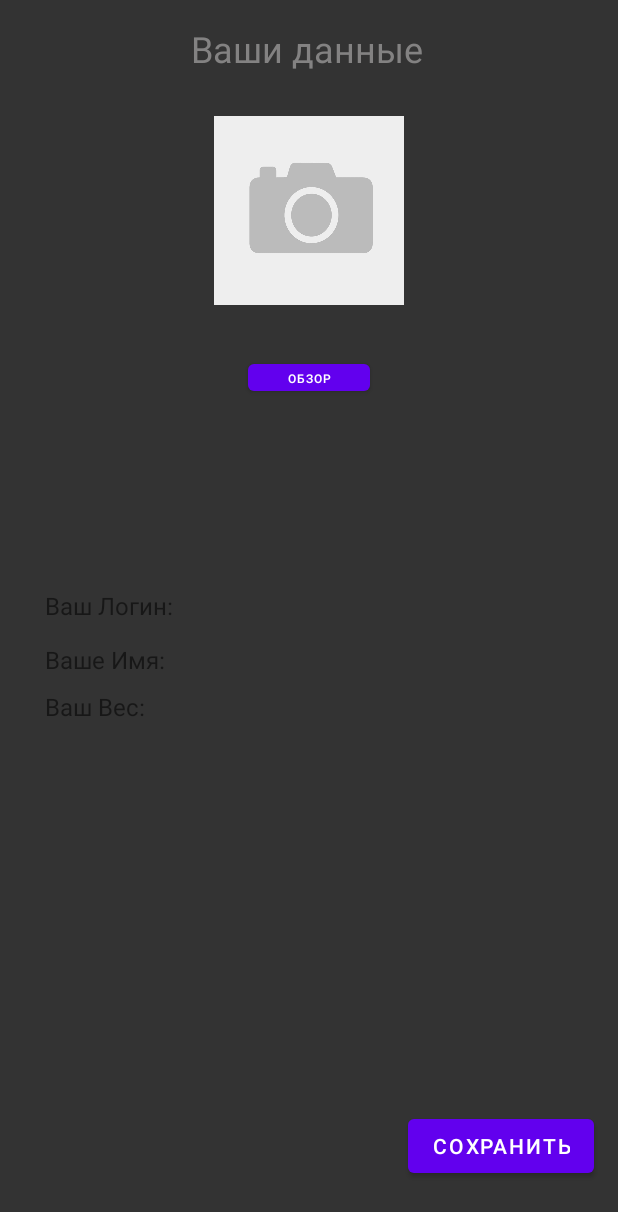
After one commit to SweetD0blE/FitnessApp, an Android app: the Profile screen opened directly, with no data from a screen before it, on a phone screen of 412 x 824 dp. The commit adds this screen. Shown: the top 1212 px of the screen. Run offline under Robolectric (Android 15) with nearby library versions, the phone set to English and light mode, and no system bars; our stand-ins replace Firebase (no records; nobody signed in at launch, a user with empty details on screens opened directly), Picasso.

Commit message:
add profile activity

```diff
--- a/app/build.gradle
+++ b/app/build.gradle
@@ -7,7 +7,7 @@ apply plugin: 'com.google.gms.google-services'
 
 dependencies {
     // Import the Firebase BoM
-    implementation platform('com.google.firebase:firebase-bom:29.2.1')
+    implementation platform('com.google.firebase:firebase-bom:29.3.1')
 
 
     // Add the dependency for the Firebase SDK for Google Analytics
@@ -30,6 +30,7 @@ android {
         targetSdkVersion 30
         versionCode 1
         versionName "1.0"
+        multiDexEnabled true
 
         testInstrumentationRunner "androidx.test.runner.AndroidJUnitRunner"
     }
@@ -52,6 +53,9 @@ dependencies {
     implementation 'com.google.android.material:material:1.4.0'
     implementation 'androidx.constraintlayout:constraintlayout:2.1.1'
     implementation 'com.google.firebase:firebase-auth:20.0.2'
+    implementation 'com.google.firebase:firebase-firestore:24.1.1'
+    implementation 'com.google.firebase:firebase-storage:20.0.1'
+    implementation 'com.squareup.picasso:picasso:2.71828'
     testImplementation 'junit:junit:4.+'
     androidTestImplementation 'androidx.test.ext:junit:1.1.3'
     androidTestImplementation 'androidx.test.espresso:espresso-core:3.4.0'
--- /dev/null
+++ b/app/src/main/java/com/example/fitnesstrener/Profile.java
@@ -0,0 +1,138 @@
+package com.example.fitnesstrener;
+
+import static java.security.AccessController.getContext;
+
+import android.app.Activity;
+import android.content.Intent;
+import android.graphics.Bitmap;
+import android.graphics.BitmapFactory;
+import android.net.Uri;
+import android.os.Bundle;
+import android.provider.MediaStore;
+import android.view.View;
+import android.widget.Button;
+import android.widget.ImageView;
+import android.widget.TextView;
+import android.widget.Toast;
+
+import androidx.annotation.NonNull;
+import androidx.annotation.Nullable;
+import androidx.appcompat.app.AppCompatActivity;
+
+import com.google.android.gms.tasks.OnFailureListener;
+import com.google.android.gms.tasks.OnSuccessListener;
+import com.google.firebase.auth.FirebaseAuth;
+import com.google.firebase.firestore.DocumentChange;
+import com.google.firebase.firestore.DocumentReference;
+import com.google.firebase.firestore.DocumentSnapshot;
+import com.google.firebase.firestore.EventListener;
+import com.google.firebase.firestore.FirebaseFirestore;
+import com.google.firebase.firestore.FirebaseFirestoreException;
+import com.google.firebase.storage.FirebaseStorage;
+import com.google.firebase.storage.StorageReference;
+import com.google.firebase.storage.UploadTask;
+import com.squareup.picasso.Picasso;
+
+import java.io.FileNotFoundException;
+import java.io.InputStream;
+
+public class Profile extends AppCompatActivity {
+
+    //Объявляем используемые переменные:
+    ImageView imageView;
+    private final int Pick_image = 1;
+    TextView fullName,weight,email;
+    Button buttonLoad;
+
+    //Firebase
+    FirebaseAuth mAuth;
+    FirebaseFirestore fStore;
+    String userId;
+    StorageReference storageReference;
+
+    @Override
+    protected void onCreate(Bundle savedInstanceState) {
+        super.onCreate(savedInstanceState);
+        setContentView(R.layout.profile);
+
+
+        imageView = findViewById(R.id.imageViewLoad);
+        weight = findViewById(R.id.yourweight);
+        fullName = findViewById(R.id.yourname);
+        email = findViewById(R.id.yourlogin);
+
+        storageReference = FirebaseStorage.getInstance().getReference();
+        mAuth = FirebaseAuth.getInstance();
+        fStore = FirebaseFirestore.getInstance();
+        userId = mAuth.getCurrentUser().getUid();
+
+        DocumentReference documentReference = fStore.collection("Users").document(userId);
+        documentReference.addSnapshotListener(this, new EventListener<DocumentSnapshot>() {
+            @Override
+            public void onEvent(@Nullable DocumentSnapshot documentSnapshot, @Nullable FirebaseFirestoreException error) {
+                email.setText(documentSnapshot.getString("Логин"));
+                fullName.setText(documentSnapshot.getString("Имя"));
+                weight.setText(documentSnapshot.getString("Вес"));
+            }
+        });
+
+        StorageReference profileRef = storageReference.child("Users/" + mAuth.getCurrentUser().getUid() + "/uploadphoto.jpg");
+        profileRef.getDownloadUrl().addOnSuccessListener(new OnSuccessListener<Uri>() {
+            @Override
+            public void onSuccess(Uri uri) {
+                Picasso.get().load(uri).into(imageView);
+            }
+        });
+
+        Button PickImage = (Button) findViewById(R.id.buttonLoad);
+        //Настраиваем для нее обработчик нажатий OnClickListener:
+        PickImage.setOnClickListener(new View.OnClickListener() {
+
+            @Override
+            public void onClick(View view) {
+                Intent openGallery = new Intent(Intent.ACTION_PICK, MediaStore.Images.Media.EXTERNAL_CONTENT_URI);
+                startActivityForResult(openGallery, 1000);
+            }
+        });
+    }
+
+    @Override
+    public void onActivityResult(int requestCode, int resultCode, @Nullable Intent data) {
+        super.onActivityResult(requestCode, resultCode, data);
+        if (requestCode == 1000){
+            if (resultCode == Activity.RESULT_OK){
+                Uri imageUri = data.getData();
+
+
+                uploadImageToFirebase(imageUri);
+            }
+        }
+    }
+
+    private void uploadImageToFirebase(Uri imageUri) {
+        //загрузка фото в firebase Storage
+        StorageReference fileRef = storageReference.child("Users/" + mAuth.getCurrentUser().getUid() + "/uploadphoto.jpg");
+        fileRef.putFile(imageUri).addOnSuccessListener(new OnSuccessListener<UploadTask.TaskSnapshot>() {
+            @Override
+            public void onSuccess(UploadTask.TaskSnapshot taskSnapshot) {
+                fileRef.getDownloadUrl().addOnSuccessListener(new OnSuccessListener<Uri>() {
+                    @Override
+                    public void onSuccess(Uri uri) {
+                        Picasso.get().load(uri).into(imageView);
+                    }
+                }).addOnFailureListener(new OnFailureListener() {
+                    @Override
+                    public void onFailure(@NonNull Exception e) {
+
+                    }
+                });
+                Toast.makeText(Profile.this,"Вы успешно загрузили фото!",Toast.LENGTH_SHORT).show();
+            }
+        }).addOnFailureListener(new OnFailureListener() {
+            @Override
+            public void onFailure(@NonNull Exception e) {
+                Toast.makeText(Profile.this,"Ошибка!",Toast.LENGTH_SHORT).show();
+            }
+        });
+    }
+}
--- a/app/src/main/res/layout/calendar.xml
+++ b/app/src/main/res/layout/calendar.xml
@@ -5,7 +5,8 @@
     android:id="@+id/LinearLayout1"
     android:layout_width="match_parent"
     android:layout_height="match_parent"
-    android:orientation="vertical" >
+    android:orientation="vertical"
+    tools:context=".Calendar">
 
     <CalendarView
         android:id="@+id/calendarView"
--- a/app/src/main/res/layout/exercise.xml
+++ b/app/src/main/res/layout/exercise.xml
@@ -7,9 +7,7 @@
     android:layout_height="match_parent"
     android:background="#333"
     android:orientation="horizontal"
-
-
-    >
+    tools:context=".Exercise">
 
     <ImageButton
         android:id="@+id/imageButtonAllExercises"
--- /dev/null
+++ b/app/src/main/res/layout/profile.xml
@@ -0,0 +1,121 @@
+<?xml version="1.0" encoding="utf-8"?>
+<androidx.constraintlayout.widget.ConstraintLayout
+    xmlns:android="http://schemas.android.com/apk/res/android"
+    xmlns:app="http://schemas.android.com/apk/res-auto"
+    xmlns:tools="http://schemas.android.com/tools"
+    android:id="@+id/ConstraintLayout"
+    android:layout_width="match_parent"
+    android:layout_height="match_parent"
+    android:background="#333"
+
+    android:orientation="horizontal"
+    tools:context=".Profile">
+
+
+    <TextView
+        android:id="@+id/textView6"
+        android:layout_width="73dp"
+        android:layout_height="24dp"
+        android:layout_marginStart="30dp"
+        android:layout_marginBottom="340dp"
+        android:text="Ваш Вес:"
+        android:textSize="16sp"
+        app:layout_constraintBottom_toBottomOf="parent"
+        app:layout_constraintStart_toStartOf="parent" />
+
+    <TextView
+        android:id="@+id/textView5"
+        android:layout_width="88dp"
+        android:layout_height="23dp"
+        android:layout_marginStart="30dp"
+        android:layout_marginBottom="372dp"
+        android:text="Ваше Имя:"
+        android:textSize="16sp"
+        app:layout_constraintBottom_toBottomOf="parent"
+        app:layout_constraintStart_toStartOf="parent" />
+
+    <TextView
+        android:id="@+id/textView"
+        android:layout_width="156dp"
+        android:layout_height="35dp"
+        android:layout_marginStart="127dp"
+        android:layout_marginTop="16dp"
+        android:text="Ваши данные"
+        android:textColor="#838282"
+        android:textSize="24sp"
+        app:layout_constraintStart_toStartOf="parent"
+        app:layout_constraintTop_toTopOf="parent" />
+
+    <TextView
+        android:id="@+id/textView2"
+        android:layout_width="88dp"
+        android:layout_height="23dp"
+        android:layout_marginStart="30dp"
+        android:layout_marginBottom="408dp"
+        android:text="Ваш Логин:"
+        android:textSize="16sp"
+        app:layout_constraintBottom_toBottomOf="parent"
+        app:layout_constraintStart_toStartOf="parent" />
+
+    <Button
+        android:id="@+id/buttonSave"
+        android:layout_width="wrap_content"
+        android:layout_height="wrap_content"
+        android:layout_marginEnd="16dp"
+        android:layout_marginBottom="36dp"
+        android:text="Сохранить"
+        app:layout_constraintBottom_toBottomOf="parent"
+        app:layout_constraintEnd_toEndOf="parent" />
+
+    <Button
+        android:id="@+id/buttonLoad"
+        android:layout_width="81dp"
+        android:layout_height="30dp"
+        android:layout_marginStart="165dp"
+        android:layout_marginTop="33dp"
+        android:text="Обзор"
+        android:textSize="8sp"
+        app:layout_constraintStart_toStartOf="parent"
+        app:layout_constraintTop_toBottomOf="@+id/imageViewLoad" />
+
+    <ImageView
+        android:id="@+id/imageViewLoad"
+        android:layout_width="189dp"
+        android:layout_height="126dp"
+        android:layout_marginStart="111dp"
+        android:layout_marginTop="26dp"
+        app:layout_constraintStart_toStartOf="parent"
+        app:layout_constraintTop_toBottomOf="@+id/textView"
+        app:srcCompat="@drawable/uploadphoto" />
+
+    <TextView
+        android:id="@+id/yourlogin"
+        android:layout_width="240dp"
+        android:layout_height="22dp"
+        android:layout_marginStart="11dp"
+        android:layout_marginBottom="408dp"
+        android:text="TextView"
+        app:layout_constraintBottom_toBottomOf="parent"
+        app:layout_constraintStart_toEndOf="@+id/textView2" />
+
+    <TextView
+        android:id="@+id/yourname"
+        android:layout_width="242dp"
+        android:layout_height="23dp"
+        android:layout_marginStart="11dp"
+        android:layout_marginBottom="372dp"
+        android:text="TextView"
+        app:layout_constraintBottom_toBottomOf="parent"
+        app:layout_constraintStart_toEndOf="@+id/textView5" />
+
+    <TextView
+        android:id="@+id/yourweight"
+        android:layout_width="256dp"
+        android:layout_height="22dp"
+        android:layout_marginStart="15dp"
+        android:layout_marginBottom="342dp"
+        android:text="TextView"
+        app:layout_constraintBottom_toBottomOf="parent"
+        app:layout_constraintStart_toEndOf="@+id/textView6" />
+
+</androidx.constraintlayout.widget.ConstraintLayout>
--- a/build.gradle
+++ b/build.gradle
@@ -28,7 +28,7 @@ buildscript {
         jcenter()
     }
     dependencies {
-        classpath "com.android.tools.build:gradle:4.1.2"
+        classpath 'com.android.tools.build:gradle:7.1.3'
 
         // NOTE: Do not place your application dependencies here; they belong
         // in the individual module build.gradle files
```
Also changed, not shown: app/src/main/AndroidManifest.xml (+6 -1 lines), app/src/main/java/com/example/fitnesstrener/Exercise.java (+17 -1 lines), app/src/main/java/com/example/fitnesstrener/Login.java (+19 -15 lines), app/src/main/java/com/example/fitnesstrener/MainActivity.java (+9 -0 lines), app/src/main/java/com/example/fitnesstrener/Register.java (+57 -16 lines), app/src/main/res/layout/activity_main.xml (+4 -10 lines), app/src/main/res/layout/login.xml (+6 -3 lines), app/src/main/res/layout/register.xml (+30 -4 lines), app/src/main/res/drawable/uploadphoto.jpg (added), gradle/wrapper/gradle-wrapper.properties, 1 other file.
